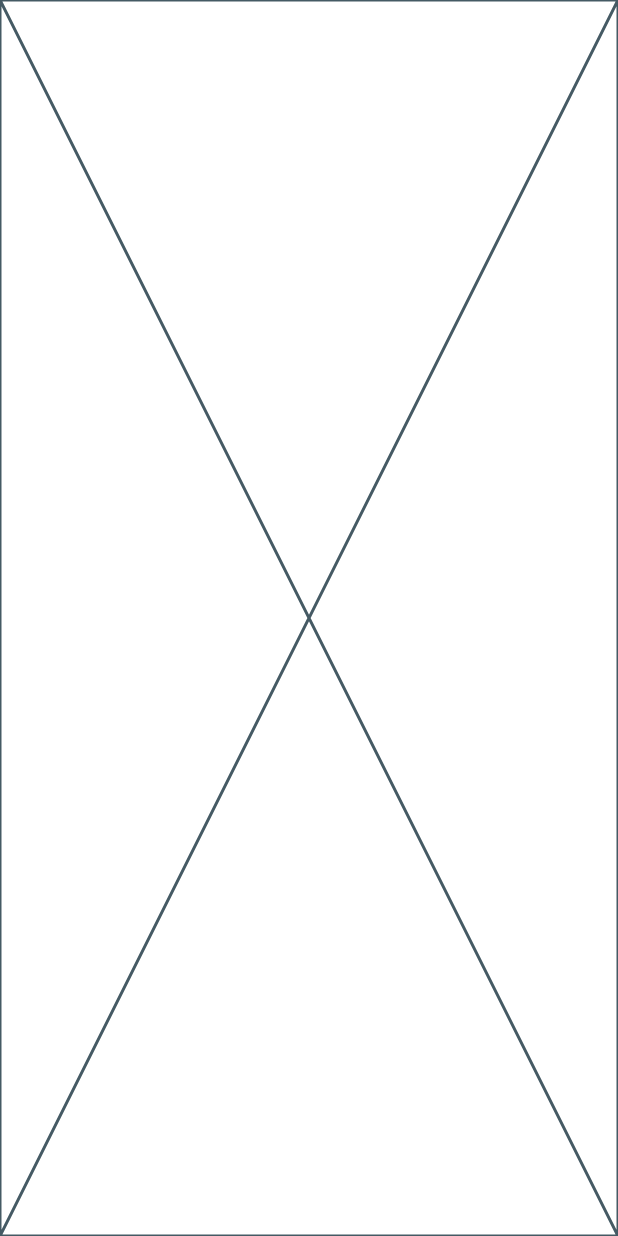
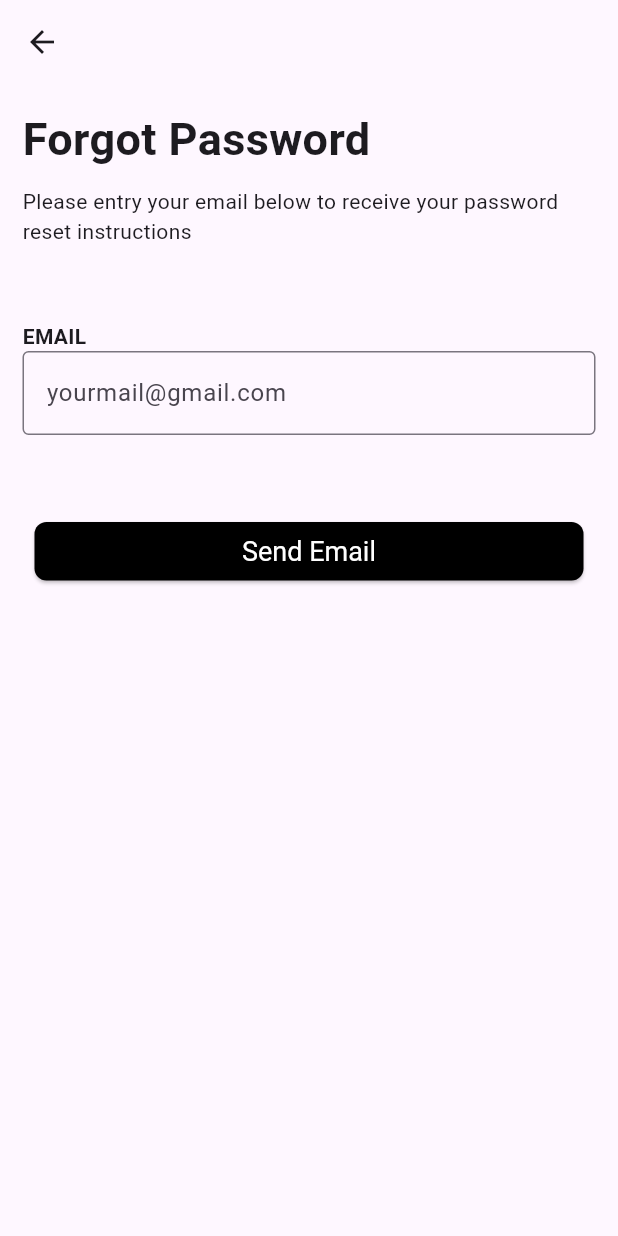
Before and after one commit to Muhammad-Monir/ForbiddenWell, a Flutter app: the screen it shows after launch, after a tap on "Continue", after a tap on "Forgot Password", on a phone screen of 412 x 824 dp. Run offline on Flutter 3.47's test engine with Material 3 defaults, Android fonts, the phone set to English and light mode, and no system bars; our stand-ins replace google_fonts; Roboto replaces fonts that are missing (Ubuntu).

Commit message:
first commit

```diff
--- a/lib/screens/forgot_password_page.dart
+++ b/lib/screens/forgot_password_page.dart
@@ -1,10 +1,92 @@
+import 'package:black_mamba/utils/button/custom_button.dart';
 import 'package:flutter/material.dart';
+import 'package:google_fonts/google_fonts.dart';
 
-class ForgotPasswordPage extends StatelessWidget {
+import 'change_password_page.dart';
+
+class ForgotPasswordPage extends StatefulWidget {
   const ForgotPasswordPage({super.key});
 
   @override
+  State<ForgotPasswordPage> createState() => _ForgotPasswordPageState();
+}
+
+class _ForgotPasswordPageState extends State<ForgotPasswordPage> {
+  final _emailController = TextEditingController();
+
+  @override
   Widget build(BuildContext context) {
-    return const Placeholder();
+    return Scaffold(
+      appBar: AppBar(),
+      body: Padding(
+        padding: const EdgeInsets.all(15.0),
+        child: ListView(
+          children: [
+            Column(
+              crossAxisAlignment: CrossAxisAlignment.start,
+              children: [
+                Text(
+                  'Forgot Password',
+                  style: GoogleFonts.ubuntu(
+                      fontWeight: FontWeight.w700, fontSize: 30),
+                ),
+                const SizedBox(
+                  height: 10,
+                ),
+                Text(
+                  'Please entry your email below to receive your password reset instructions',
+                  style: GoogleFonts.ubuntu(
+                    fontSize: 14,
+                    fontWeight: FontWeight.w400,
+                  ),
+                ),
+                const SizedBox(
+                  height: 50,
+                ),
+                Text(
+                  'EMAIL',
+                  style: GoogleFonts.ubuntu(
+                    fontWeight: FontWeight.w700,
+                  ),
+                ),
+                TextFormField(
+                  controller: _emailController,
+                  keyboardType: TextInputType.emailAddress,
+                  decoration: const InputDecoration(
+                    border: OutlineInputBorder(),
+                    labelText: 'yourmail@gmail.com',
+                  ),
+                  validator: (value) {
+                    if (value == null || value.isEmpty) {
+                      return 'this field not empty';
+                    } else if (value.isNotEmpty) {
+                      return 'input valid gmail address';
+                    }
+                    return null;
+                  },
+                ),
+                const SizedBox(
+                  height: 50,
+                ),
+                CustomButton(
+                  title: 'Send Email',
+                  onPressed: () {
+                    _sendEmail();
+                  },
+                ),
+              ],
+            )
+          ],
+        ),
+      ),
+    );
+  }
+
+  void _sendEmail() {
+    Navigator.push(
+        context,
+        MaterialPageRoute(
+          builder: (context) => const ChangePasswordPage(),
+        ));
   }
 }
--- a/lib/screens/log_in_page.dart
+++ b/lib/screens/log_in_page.dart
@@ -1,3 +1,4 @@
+import 'package:black_mamba/utils/button/custom_button.dart';
 import 'package:flutter/material.dart';
 import 'package:google_fonts/google_fonts.dart';
 
@@ -14,15 +15,16 @@ class _LogInPageState extends State<LogInPage> {
   final _emailController = TextEditingController();
   final _passwordController = TextEditingController();
   final _formKey = GlobalKey<FormState>();
+  bool isObscure = true;
 
   @override
   Widget build(BuildContext context) {
     return Scaffold(
-      body: ListView(
+      body: Padding(
+        padding: const EdgeInsets.all(20.0),
+        child: ListView(
           children: [
-          Padding(
-            padding: const EdgeInsets.symmetric(vertical: 30.0),
-            child: ListTile(
+            ListTile(
               title: Text(
                 'Login',
                 style: GoogleFonts.ubuntu(
@@ -43,7 +45,6 @@ class _LogInPageState extends State<LogInPage> {
                 height: 48,
               ),
             ),
-          ),
             Form(
               key: _formKey,
               child: Padding(
@@ -53,7 +54,7 @@ class _LogInPageState extends State<LogInPage> {
                   mainAxisSize: MainAxisSize.min,
                   children: [
                     Text(
-                    'Email',
+                      'EMAIL',
                       style: GoogleFonts.ubuntu(fontWeight: FontWeight.w700),
                     ),
                     const SizedBox(
@@ -66,6 +67,15 @@ class _LogInPageState extends State<LogInPage> {
                         border: OutlineInputBorder(),
                         labelText: 'yourmail@gmail.com',
                       ),
+                      validator: (value) {
+                        if (value == null || value.isEmpty) {
+                          return 'this field not empty';
+                        }
+                        else if(value.isNotEmpty) {
+                          return 'input valid gmail address';
+                        }
+                        return null;
+                      },
                     ),
                     const SizedBox(
                       height: 20,
@@ -73,7 +83,7 @@ class _LogInPageState extends State<LogInPage> {
                     Row(
                       children: [
                         Text(
-                        'Password',
+                          'PASSWORD',
                           style: GoogleFonts.ubuntu(fontWeight: FontWeight.w700),
                         ),
                         const Spacer(),
@@ -98,18 +108,74 @@ class _LogInPageState extends State<LogInPage> {
                     TextFormField(
                       controller: _passwordController,
                       keyboardType: TextInputType.text,
-                    decoration: const InputDecoration(
-                      border: OutlineInputBorder(),
+                      decoration: InputDecoration(
+                        border: const OutlineInputBorder(),
                         labelText: 'input password',
-                      suffixIcon: Icon(Icons.remove_red_eye_outlined),
+                        suffixIcon: IconButton(
+                          onPressed: () {
+                            setState(() {
+                              isObscure = !isObscure;
+                            });
+                          },
+                          icon: Icon(isObscure
+                              ? Icons.remove_red_eye_outlined
+                              : Icons.visibility_off_outlined),
                         ),
                       ),
+                      validator: (value) {
+                        if (value == null || value.isEmpty) {
+                          return 'this field not empty';
+                        }
+                        return null;
+                      },
+                      obscureText: isObscure,
+                    ),
+                    CustomButton(
+                      title: 'Log In',
+                      onPressed: () {
+                        _logIn();
+                      },
+                    ),
+                    Row(
+                      children: [
+                        Text(
+                          "Don't have an account?",
+                          style: GoogleFonts.ubuntu(
+                              color: Colors.grey,
+                              fontWeight: FontWeight.w700,
+                              fontSize: 14),
+                        ),
+                        TextButton(
+                          onPressed: () {},
+                          child: Text(
+                            'Sign Up',
+                            style: GoogleFonts.ubuntu(
+                              fontSize: 14,
+                              fontWeight: FontWeight.w700,
+                              color: Colors.black,
+                            ),
+                          ),
+                        ),
+                      ],
+                    )
                   ],
                 ),
               ),
             ),
           ],
         ),
+      ),
     );
   }
+
+  @override
+  void dispose() {
+    _emailController.dispose();
+    _passwordController.dispose();
+    super.dispose();
   }
+
+  void _logIn() {
+    if (_formKey.currentState!.validate()) {}
+  }
+}
--- a/lib/utils/button/custom_button.dart
+++ b/lib/utils/button/custom_button.dart
@@ -9,7 +9,7 @@ class CustomButton extends StatelessWidget {
   @override
   Widget build(BuildContext context) {
     return SizedBox(
-        width: 327,
+        width: MediaQuery.of(context).size.width,
         height: 55,
         child: Padding(
           padding: const EdgeInsets.all(8.0),
```
Also changed, not shown: lib/screens/change_password_page.dart (added, +119 -0 lines), 3 other files. Lines whose indentation alone changed are shown as unchanged.
